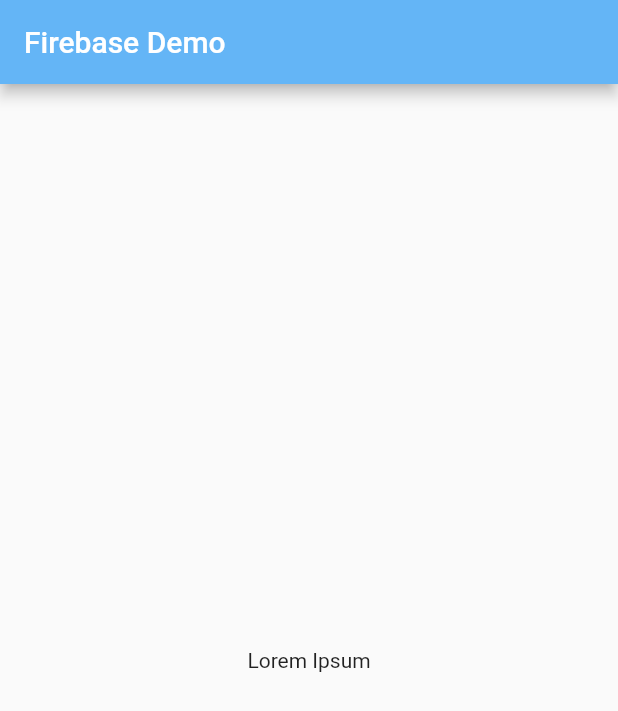
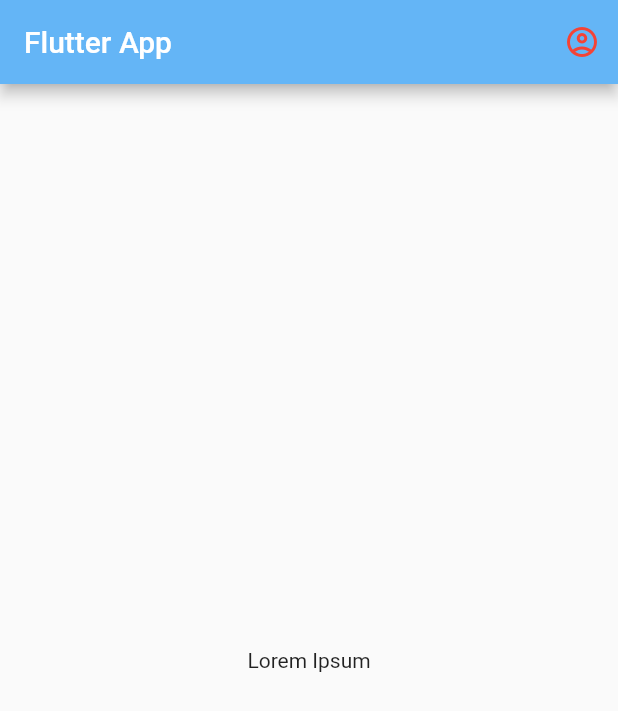
Before and after one commit to AbhishekVangipuram/ez_eats, a Flutter app: the screen it shows after launch, on a phone screen of 412 x 824 dp. Shown: the top 711 px of the screen. Run offline on Flutter 3.47's test engine with Material 2 defaults, Android fonts, the phone set to English and light mode, and no system bars.

Commit message:
added button

```diff
--- a/lib/main.dart
+++ b/lib/main.dart
@@ -30,74 +30,20 @@ class AppBody extends StatefulWidget {
 class _AppBodyState extends State<AppBody> {
   @override
   Widget build(BuildContext context) {
-    // final _textWidget = FutureBuilder<DocumentSnapshot>(
-    //     future: FirebaseFirestore.instance
-    //         .collection('restaurants')
-    //         .doc("McDonald's")
-    //         .get(),
-    //     builder: (context, snapshot) {
-    //       try {
-    //         if (snapshot.hasData) {
-    //           final data = snapshot.data!.data() as Map<String, dynamic>;
-    //           return Text("Snapshot Data: ${data['menu'][1].entries}");
-    //         } else if (snapshot.hasError) {
-    //           return Text("Snapshot Error: ${snapshot.error}");
-    //         } else {
-    //           return const Text("???");
-    //         }
-    //       } catch (e) {
-    //         return Text("Error: $e");
-    //       }
-    //     });
-
     return Scaffold(
         appBar: AppBar(
+            leading: null,
             title: const Align(
-                alignment: Alignment.centerLeft, child: Text("Firebase Demo"))),
+                alignment: Alignment.centerLeft, child: Text("Flutter App")),
+            actions: const [
+              IconButton(
+                  onPressed: null,
+                  icon: Icon(Icons.account_circle_outlined, color: Colors.red))
+            ]),
         body: const Align(
             alignment: Alignment.center, child: Text("Lorem Ipsum")));
   }
-
-  // Widget _restaurantList() {
-  //   return FutureBuilder<QuerySnapshot>(
-  //       future: FirebaseFirestore.instance.collection('restaurants').get(),
-  //       builder: (context, snapshot) {
-  //         final names = snapshot.data!.docs.map((doc) => doc["name"]).toList();
-  //         final allData = snapshot.data!.docs.map((doc) => doc.data()).toList();
-  //         return ListView.builder(
-  //             shrinkWrap: false,
-  //             itemCount: 100,
-  //             itemBuilder: (context, i) {
-  //               try {
-  //                 return ListTile(
-  //                     title: Text(names[i],
-  //                         style: const TextStyle(fontSize: 24.0)));
-  //                 // onTap: () => Navigator.push(
-  //                 //     context,
-  //                 //     MaterialPageRoute(
-  //                 //         builder: (context) => const MenuRoute())));
-  //               } catch (e) {
-  //                 // log(e.toString());
-  //                 return const SizedBox.shrink();
-  //               }
-  //             });
-  //       });
-  // }
 }
-
-// class MenuRoute extends StatelessWidget {
-//   const MenuRoute({Key? key}) : super(key: key);
-
-//   @override
-//   Widget build(BuildContext context) {
-//     return Scaffold(
-//         appBar: AppBar(title: const Text("Menu")), body: _menuList());
-//   }
-
-//   Widget _menuList() {
-//     return FutureBuilder<>(builder: builder)
-//   }
-// }
 
 // class MyApp extends StatelessWidget {
 //   @override
```
